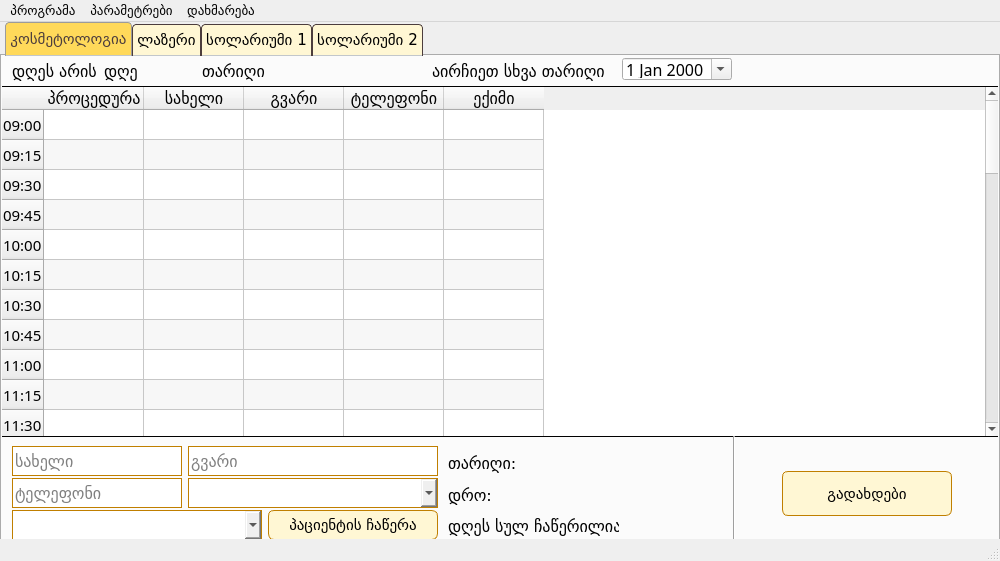
Before: the Qt Designer form ui/main_window.ui in bekashvelidze/renew-commercial, drawn with Qt 5.
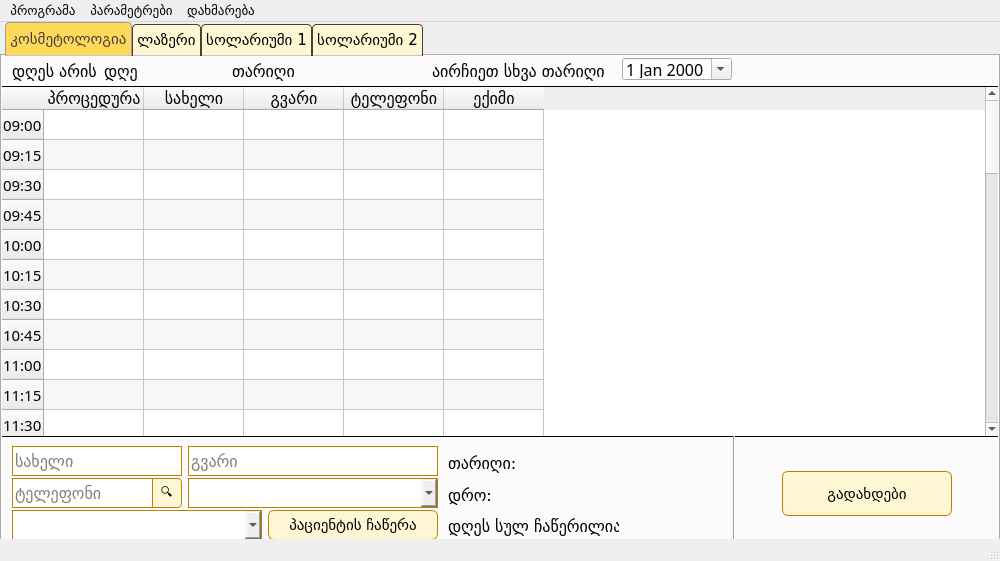
After: the same form once the commit is applied.

Commit message: add search on appointments page and sending patient data to pay page.

```diff
--- a/ui/main_window.ui
+++ b/ui/main_window.ui
@@ -230,7 +230,7 @@
        <rect>
         <x>10</x>
         <y>422</y>
-        <width>170</width>
+        <width>141</width>
         <height>30</height>
        </rect>
       </property>
@@ -742,7 +742,7 @@
        <rect>
         <x>102</x>
         <y>5</y>
-        <width>81</width>
+        <width>101</width>
         <height>20</height>
        </rect>
       </property>
@@ -759,7 +759,7 @@
      <widget class="QLabel" name="current_date">
       <property name="geometry">
        <rect>
-        <x>200</x>
+        <x>230</x>
         <y>6</y>
         <width>120</width>
         <height>19</height>
@@ -832,6 +832,27 @@
        <string>დღეს არის:</string>
       </property>
      </widget>
+     <widget class="QPushButton" name="search_button_cos">
+      <property name="geometry">
+       <rect>
+        <x>150</x>
+        <y>422</y>
+        <width>30</width>
+        <height>30</height>
+       </rect>
+      </property>
+      <property name="styleSheet">
+       <string notr="true">QPushButton {
+	border-top-right-radius: 4px;
+    border-bottom-right-radius: 4px;
+	border-top-left-radius: 0px;
+    border-bottom-left-radius: 0px;
+}</string>
+      </property>
+      <property name="text">
+       <string>🔍</string>
+      </property>
+     </widget>
     </widget>
     <widget class="QWidget" name="las">
      <attribute name="title">
```
Left out of the diff: 81 changed lines with no effect on the pictures. The commit also changes 4 other files.
